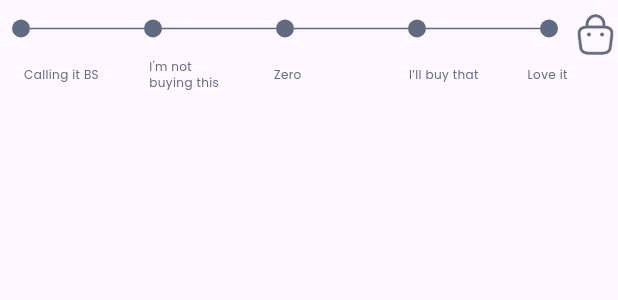
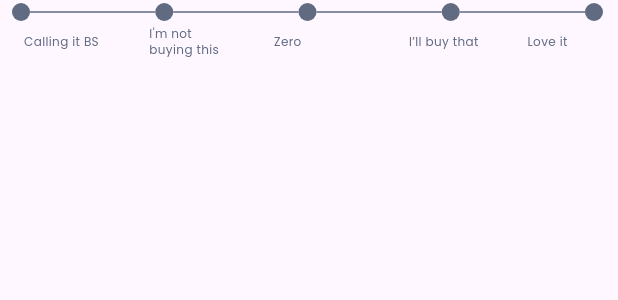
Before and after one commit to UasDevelope/civitante, a Flutter app: the SliderWithLabels widget shown alone on an empty page, opened directly with empty values, on a phone screen of 412 x 824 dp. Shown: the top 300 px of the screen. Run offline on Flutter 3.47's test engine with Material 3 defaults, Android fonts, the light colour scheme and no system bars; our stand-ins replace dotted_border, firebase_core, firebase_storage, fl_chart, flutter_image_compress, fluttertoast and 14 more; missing offline and left inert: dart:ffi, flutter_stripe; accounts and stored records are empty; network calls fail.

Commit message:
new changes

```diff
--- a/lib/App/modules/home/controller/home_controller.dart
+++ b/lib/App/modules/home/controller/home_controller.dart
@@ -15,6 +15,7 @@ class HomeController extends GetxController {
   final TextEditingController commentController = TextEditingController();
   RxBool isPostLoading = false.obs;
   RxString searchedValue = "".obs;
+
   RxList<String> Images = [
     "assets/images/img.png",
     "assets/images/img_1.png",
--- a/lib/App/modules/home/view/ramdomsized_posts.dart
+++ b/lib/App/modules/home/view/ramdomsized_posts.dart
@@ -12,7 +12,6 @@ import 'package:flutter/material.dart';
 import 'package:get/get.dart';
 import 'package:google_fonts/google_fonts.dart';
 import '../../../Models/Post.dart';
-import '../../../utilse/MediumNativeAd.dart';
 import '../../shimmer/randomized_shimmer_post.dart';
 import '../controller/home_controller.dart';
 import '../widgets/engament_row.dart';
--- a/lib/App/modules/home/widgets/slider_label.dart
+++ b/lib/App/modules/home/widgets/slider_label.dart
@@ -53,19 +53,19 @@ class SliderWithLabels extends StatelessWidget {
               SizedBox(
                 width: 10,
               ),
-              InkWell(
-                onTap: () {
-                  commentsBottomSheet(post: post);
-                },
-                child: Padding(
-                  padding: const EdgeInsets.only(top: 8.0),
-                  child: Image.asset(
-                    AppImages.lock,
-                    color: AppColors.Slate_gray,
-                    height: 30,
-                  ),
-                ),
-              )
+              // InkWell(
+              //   onTap: () {
+              //     commentsBottomSheet(post: post);
+              //   },
+              //   child: Padding(
+              //     padding: const EdgeInsets.only(top: 8.0),
+              //     child: Image.asset(
+              //       AppImages.lock,
+              //       color: AppColors.Slate_gray,
+              //       height: 30,
+              //     ),
+              //   ),
+              // )
             ],
           ),
           // Labels Row
--- a/lib/main.dart
+++ b/lib/main.dart
@@ -2,7 +2,6 @@ import 'package:civitante/App/utilse/pref.dart';
 import 'package:civitante/App/utilse/widgets.dart';
 import 'package:firebase_core/firebase_core.dart';
 import 'package:flutter_stripe/flutter_stripe.dart';
-// import 'package:google_mobile_ads/google_mobile_ads.dart';
 
 void main() async {
   //
@@ -14,10 +13,23 @@ void main() async {
   await Stripe.instance.applySettings();
   PrefUtil.init();
 
+//
   runApp(CivitanteApp());
 }
 
-class CivitanteApp extends StatelessWidget {
+class CivitanteApp extends StatefulWidget {
+  @override
+  State<CivitanteApp> createState() => _CivitanteAppState();
+}
+
+class _CivitanteAppState extends State<CivitanteApp> {
+  @override
+  void initState() {
+    // TODO: implement initState
+
+    super.initState();
+  }
+
   @override
   Widget build(BuildContext context) {
     return GetMaterialApp(
```
Also changed, not shown: assets/images/logo.png, assets/images/splash.png, 15 other files.
